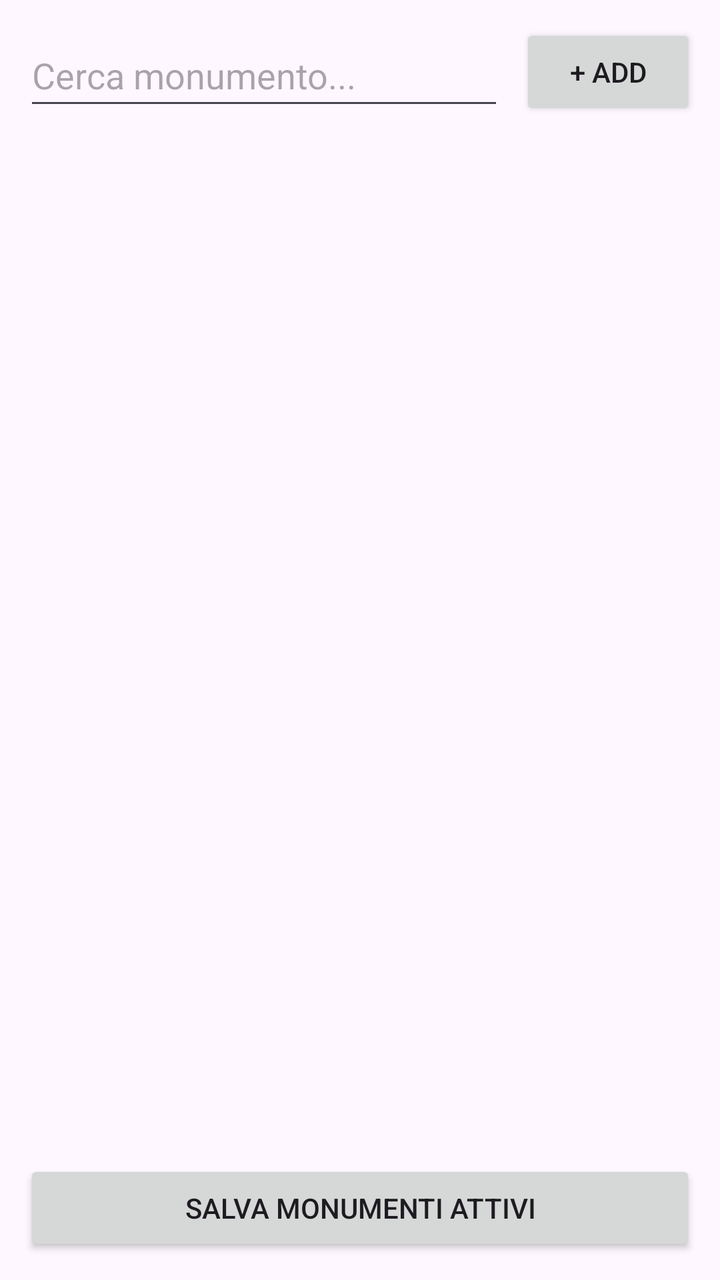
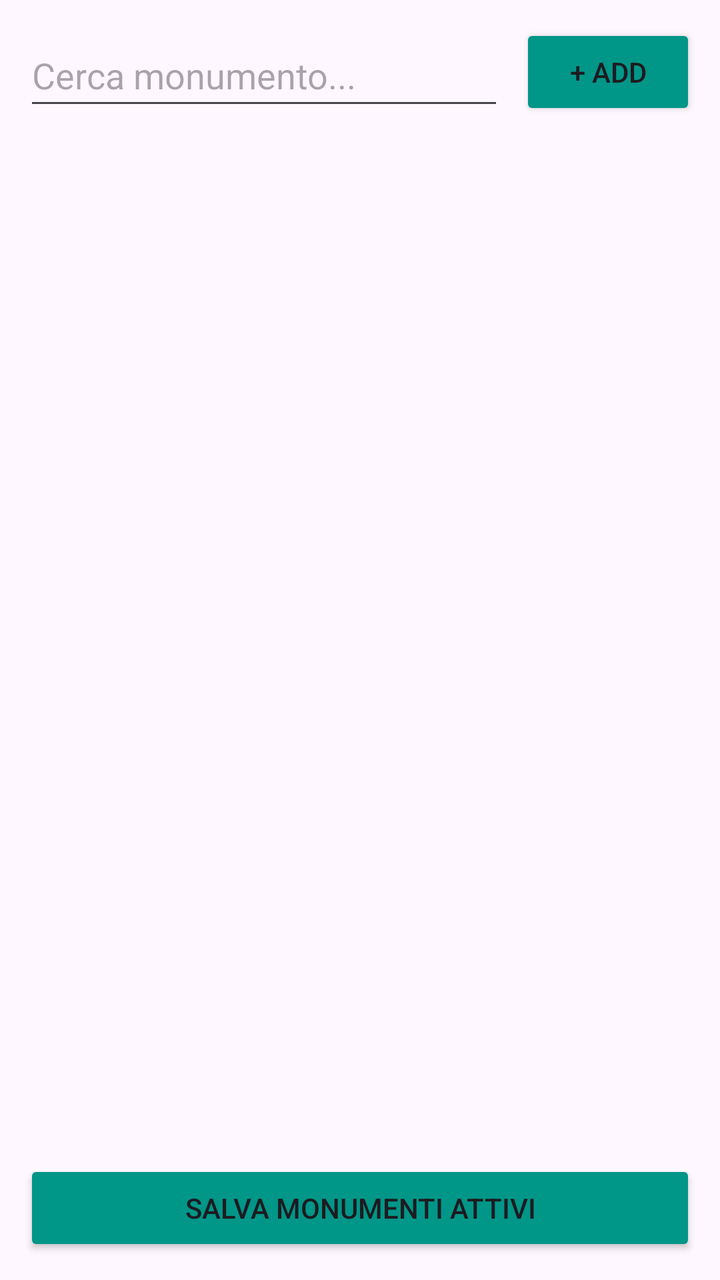

Before-and-after screenshots of an Android layout around one commit, followed by the original layout XML and the change that was made.
<!-- AndroidManifest.xml: application theme Theme.MyProject -->
<!-- res/layout/nav_monuments_list.xml -->
<?xml version="1.0" encoding="utf-8"?>
<androidx.constraintlayout.widget.ConstraintLayout xmlns:android="http://schemas.android.com/apk/res/android"
    xmlns:app="http://schemas.android.com/apk/res-auto"
    android:padding="12dp"
    android:layout_width="match_parent"
    android:layout_height="match_parent">

    
    <EditText
        android:id="@+id/editSearch"
        android:layout_width="0dp"
        android:layout_height="wrap_content"
        android:layout_marginEnd="8dp"
        android:hint="Cerca monumento..."
        android:minHeight="48dp"
        app:layout_constraintEnd_toStartOf="@id/buttonAddMonument"
        app:layout_constraintHorizontal_weight="1"
        app:layout_constraintStart_toStartOf="parent"
        app:layout_constraintTop_toTopOf="parent" />

    
    <Button
        android:id="@+id/buttonAddMonument"
        android:layout_width="wrap_content"
        android:layout_height="wrap_content"
        android:minHeight="48dp"
        android:text="+ Add"
        app:layout_constraintBottom_toBottomOf="@id/editSearch"
        app:layout_constraintEnd_toEndOf="parent"
        app:layout_constraintTop_toTopOf="@id/editSearch" />

    
    <androidx.recyclerview.widget.RecyclerView
        android:id="@+id/recyclerMonuments"
        android:layout_width="0dp"
        android:layout_height="0dp"
        app:layout_constraintTop_toBottomOf="@id/editSearch"
        app:layout_constraintBottom_toTopOf="@id/buttonSave"
        app:layout_constraintStart_toStartOf="parent"
        app:layout_constraintEnd_toEndOf="parent"
        android:layout_marginTop="12dp"
        android:layout_marginBottom="12dp" />

    
    <Button
        android:id="@+id/buttonSave"
        android:layout_width="0dp"
        android:layout_height="wrap_content"
        android:text="Salva Monumenti Attivi"
        app:layout_constraintBottom_toBottomOf="parent"
        app:layout_constraintStart_toStartOf="parent"
        app:layout_constraintEnd_toEndOf="parent" />
</androidx.constraintlayout.widget.ConstraintLayout>
<!-- resources referenced by this layout -->
<resources>
  <style name="Theme.MyProject" parent="Base.Theme.MyProject" />
  <style name="Base.Theme.MyProject" parent="Theme.Material3.DayNight.NoActionBar">
          
          
      </style>
</resources>

<!-- the commit's change to res/layout/nav_monuments_list.xml (unified diff, before → after) -->
@@ -5,7 +5,6 @@
     android:layout_width="match_parent"
     android:layout_height="match_parent">
 
-    
     <EditText
         android:id="@+id/editSearch"
         android:layout_width="0dp"
@@ -18,18 +17,19 @@
         app:layout_constraintStart_toStartOf="parent"
         app:layout_constraintTop_toTopOf="parent" />
 
-    
     <Button
         android:id="@+id/buttonAddMonument"
         android:layout_width="wrap_content"
         android:layout_height="wrap_content"
+        android:backgroundTint="@color/teal"
         android:minHeight="48dp"
         android:text="+ Add"
+        android:textColorLink="@color/teal"
+        app:iconTint="@color/teal"
         app:layout_constraintBottom_toBottomOf="@id/editSearch"
         app:layout_constraintEnd_toEndOf="parent"
         app:layout_constraintTop_toTopOf="@id/editSearch" />
 
-    
     <androidx.recyclerview.widget.RecyclerView
         android:id="@+id/recyclerMonuments"
         android:layout_width="0dp"
@@ -41,13 +41,14 @@
         android:layout_marginTop="12dp"
         android:layout_marginBottom="12dp" />
 
-    
     <Button
         android:id="@+id/buttonSave"
         android:layout_width="0dp"
         android:layout_height="wrap_content"
+        android:backgroundTint="@color/teal"
         android:text="Salva Monumenti Attivi"
+        android:textColorLink="@color/amber"
         app:layout_constraintBottom_toBottomOf="parent"
-        app:layout_constraintStart_toStartOf="parent"
-        app:layout_constraintEnd_toEndOf="parent" />
+        app:layout_constraintEnd_toEndOf="parent"
+        app:layout_constraintStart_toStartOf="parent" />
 </androidx.constraintlayout.widget.ConstraintLayout>
<!-- resource entries referenced after the edit -->
@@ -1,5 +1,7 @@
 <!-- resources referenced by this layout -->
 <resources>
+  <color name="amber">#FFC107</color>
+  <color name="teal">#009688</color>
   <style name="Theme.MyProject" parent="Base.Theme.MyProject" />
   <style name="Base.Theme.MyProject" parent="Theme.Material3.DayNight.NoActionBar">
           
